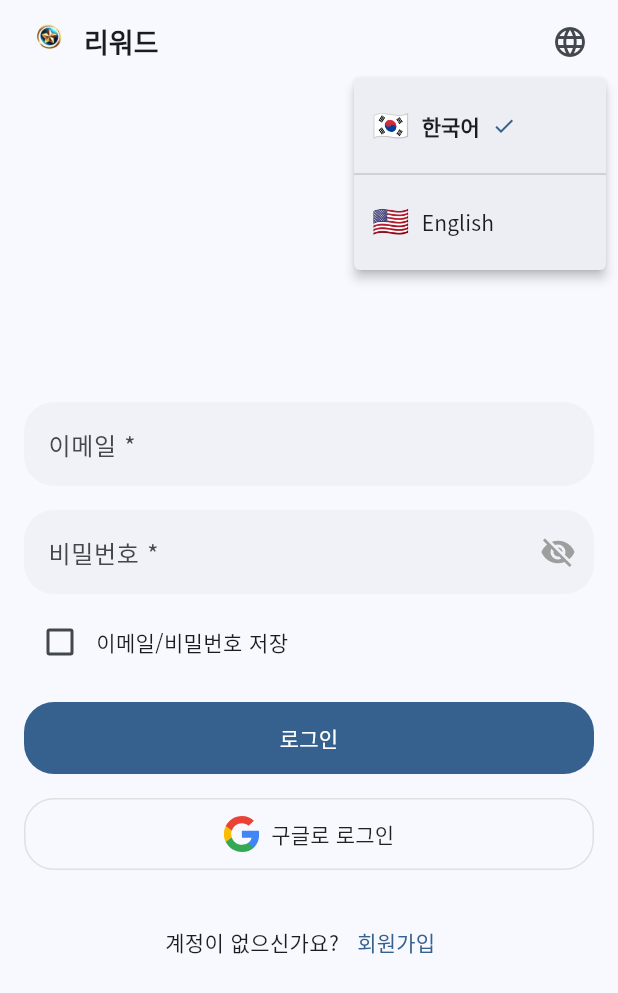
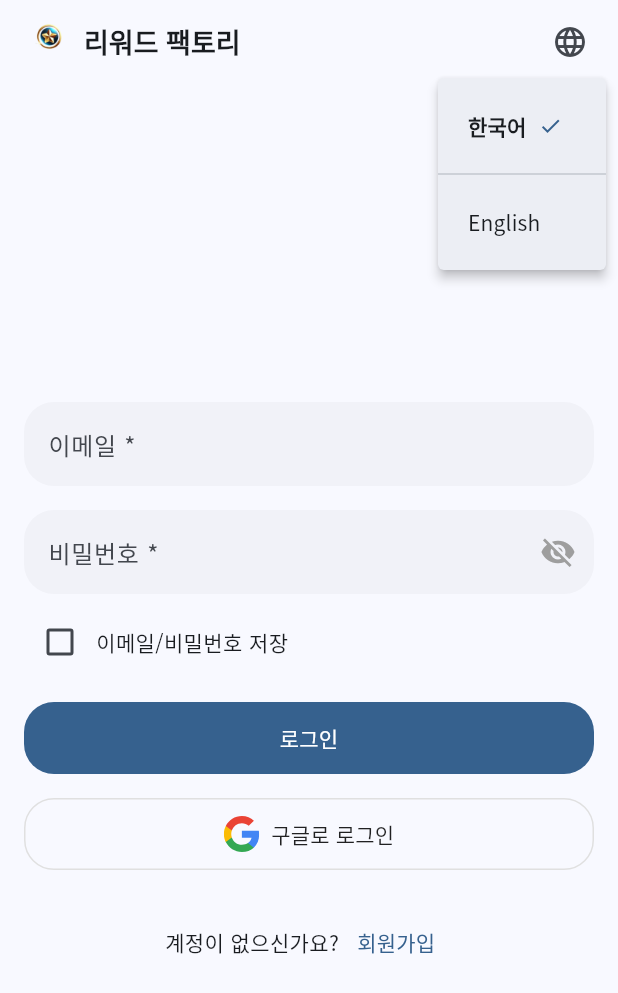
Before and after one commit to tripleyoung/reward-app, a Flutter app: the screen it shows after launch, after a tap on the "language" icon, on a phone screen of 412 x 824 dp. Shown: the top 993 px of the screen. Run offline on Flutter 3.47's test engine with Material 3 defaults, Android fonts, the phone set to English and light mode, and no system bars; our stand-ins replace dio, flutter_secure_storage, flutter_svg, go_router, google_sign_in, shared_preferences and 1 more; missing offline and left inert: dart:html; generated files the repository leaves out were written again; network calls fail.

Commit message:
다국어처리

```diff
--- a/lib/app.dart
+++ /dev/null
@@ -1,25 +0,0 @@
-import 'package:flutter/material.dart';
-import 'package:go_router/go_router.dart';
-import 'router/app_router.dart';
-
-void main() {
-  runApp(const MyApp());
-}
-
-class MyApp extends StatelessWidget {
-  final GoRouter _router = router;
-
-  const MyApp({super.key});
-
-  @override
-  Widget build(BuildContext context) {
-    return MaterialApp.router(
-      routerConfig: _router,
-      title: 'Reward App',
-      theme: ThemeData(
-        colorScheme: ColorScheme.fromSeed(seedColor: Colors.green),
-        useMaterial3: true,
-      ),
-    );
-  }
-}
--- a/lib/l10n/app_en.arb
+++ b/lib/l10n/app_en.arb
@@ -1,6 +1,6 @@
 {
   "@@locale": "en",
-  "appTitle": "Reward App",
+  "appTitle": "Reward Factory",
   "loginTitle": "Login",
   "emailLabel": "Email",
   "passwordLabel": "Password",
--- a/lib/l10n/app_ko.arb
+++ b/lib/l10n/app_ko.arb
@@ -1,6 +1,6 @@
 {
   "@@locale": "ko",
-  "appTitle": "리워드",
+  "appTitle": "리워드 팩토리",
 
   "loginTitle": "로그인",
   "emailLabel": "이메일",
@@ -35,4 +35,5 @@
   "loginFail": "로그인에 실패했습니다",
   "rememberCredentials": "이메일/비밀번호 저장",
   "loginDescription": "리워드 서비스를 이용하려면 로그인이 필요합니다."
+
 }
--- a/lib/main.dart
+++ b/lib/main.dart
@@ -10,6 +10,7 @@ import 'router/app_router.dart';
 import 'providers/locale_provider.dart';
 import 'config/app_config.dart';
 import 'providers/auth_provider.dart';
+import 'package:flutter_web_plugins/flutter_web_plugins.dart';
 
 void main() async {
   WidgetsFlutterBinding.ensureInitialized();
@@ -38,6 +39,9 @@ void main() async {
 
   // 로컬 서버 시작
   startLocalServer(authProvider);
+
+  // 웹 URL 전략 설정 (옵션)
+  setUrlStrategy(PathUrlStrategy());
 }
 Future<void> precacheFonts() async {
   final fontLoader = FontLoader('NotoSansKR');
@@ -131,6 +135,11 @@ class MyApp extends StatelessWidget {
               // 다른 텍스트 스타일도 필요에 따라 설정
             ),
           ),
+          title: '리워드 팩토리', // 기본 타이틀
+          onGenerateTitle: (context) {
+            // 현재 로케일에 따라 타이틀 반환
+            return AppLocalizations.of(context)!.appTitle;
+          },
         );
       },
     );
--- a/lib/widgets/common/language_dropdown.dart
+++ b/lib/widgets/common/language_dropdown.dart
@@ -19,7 +19,6 @@ class LanguageDropdown extends StatelessWidget {
               child: Row(
                 mainAxisSize: MainAxisSize.min,
                 children: [
-                  const Text('🇰🇷', style: TextStyle(fontSize: 20)),
                   const SizedBox(width: 8),
                   Text(
                     '한국어',
@@ -43,7 +42,6 @@ class LanguageDropdown extends StatelessWidget {
               child: Row(
                 mainAxisSize: MainAxisSize.min,
                 children: [
-                  const Text('🇺🇸', style: TextStyle(fontSize: 20)),
                   const SizedBox(width: 8),
                   Text(
                     'English',
```
